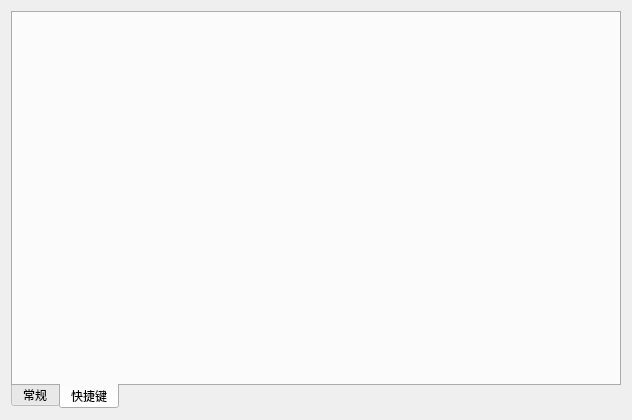
The window that app/ui/config.ui (ctpbee/ctpbee_desktop) describes before a commit, drawn with Qt 5.
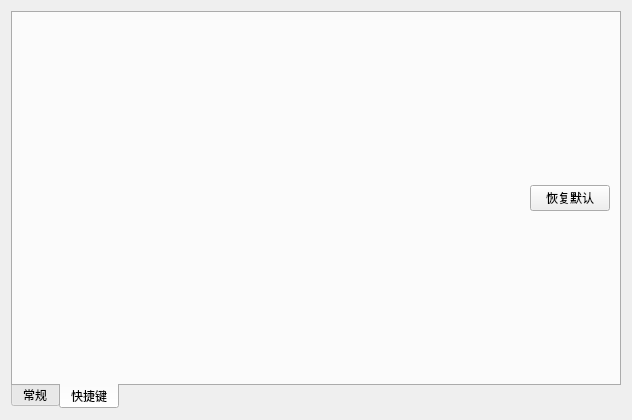
The same window after the commit. The open tabs and pages were chosen to show the change. Icons and pictures are not drawn.

Diff of the .ui file:
```diff
--- a/app/ui/config.ui
+++ b/app/ui/config.ui
@@ -363,6 +363,39 @@
       <attribute name="title">
        <string>快捷键</string>
       </attribute>
+      <layout class="QVBoxLayout" name="verticalLayout_4" stretch="9,0">
+       <item>
+        <layout class="QVBoxLayout" name="sc_layout">
+         <property name="spacing">
+          <number>15</number>
+         </property>
+        </layout>
+       </item>
+       <item>
+        <layout class="QHBoxLayout" name="horizontalLayout_2">
+         <item>
+          <spacer name="horizontalSpacer_2">
+           <property name="orientation">
+            <enum>Qt::Horizontal</enum>
+           </property>
+           <property name="sizeHint" stdset="0">
+            <size>
+             <width>40</width>
+             <height>20</height>
+            </size>
+           </property>
+          </spacer>
+         </item>
+         <item>
+          <widget class="QPushButton" name="default_btn">
+           <property name="text">
+            <string>恢复默认</string>
+           </property>
+          </widget>
+         </item>
+        </layout>
+       </item>
+      </layout>
      </widget>
     </widget>
    </item>
```
